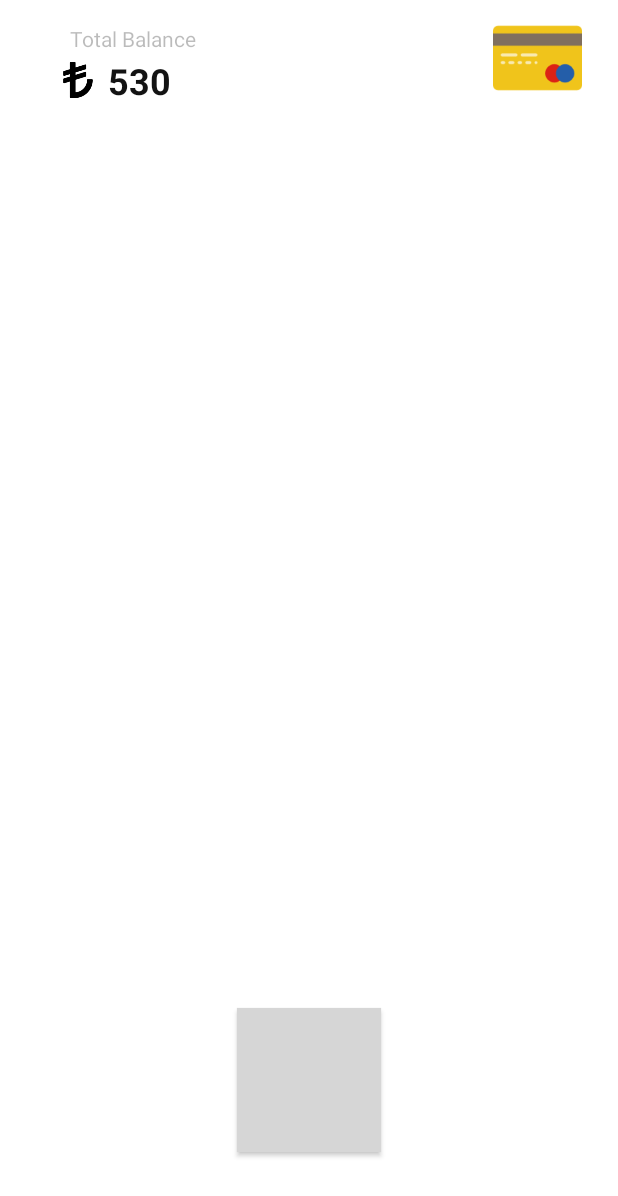
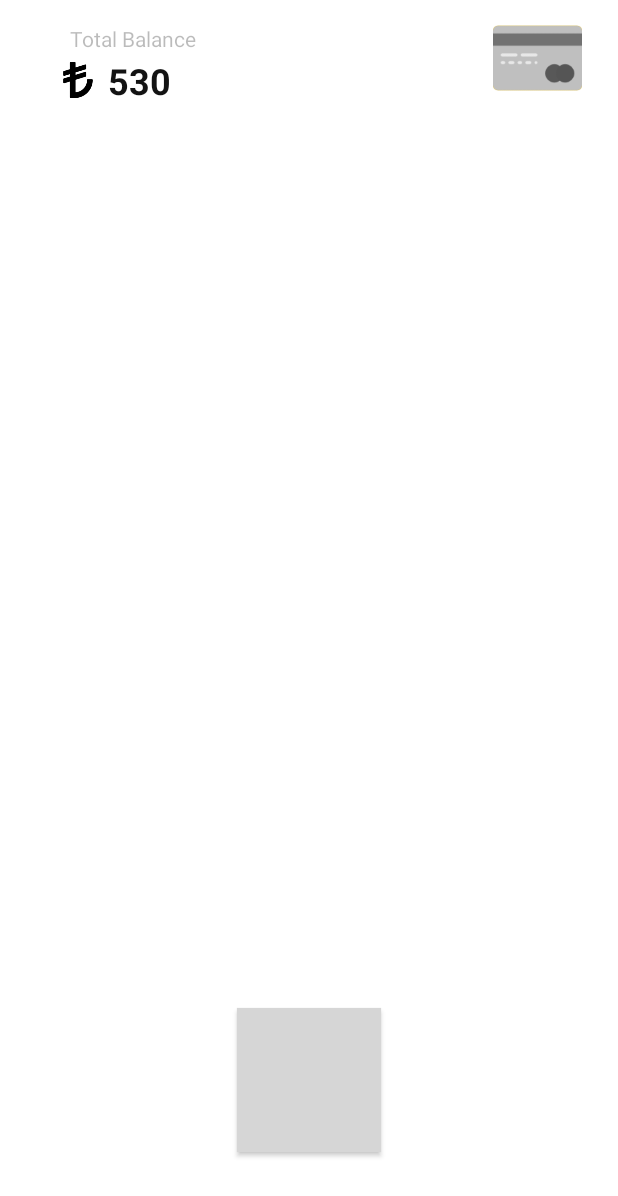
Before and after one commit to AlexanderAmeye/Workmate, an Android app: the layout activity_store.xml on its own in the app's theme, with its tools: preview values and no code run, on a phone screen of 412 x 824 dp. Shown: the top 1196 px of the screen. Run offline under Robolectric (Android 15) with nearby library versions, the light colour scheme and no system bars; network calls fail; grey boxes are pictures that could not be loaded.

Commit message:
Improved NFC functionality

```diff
--- a/app/src/main/res/layout/activity_store.xml
+++ b/app/src/main/res/layout/activity_store.xml
@@ -25,7 +25,7 @@
         app:layout_constraintEnd_toEndOf="parent"
         app:layout_constraintHorizontal_bias="0.0"
         app:layout_constraintStart_toStartOf="parent"
-        app:layout_constraintTop_toBottomOf="@+id/imageView6">
+        app:layout_constraintTop_toBottomOf="@+id/card_active">
 
     </android.support.v4.view.ViewPager>
 
@@ -54,7 +54,7 @@
         app:layout_constraintTop_toTopOf="parent" />
 
     <ImageView
-        android:id="@+id/imageView6"
+        android:id="@+id/card_active"
         android:layout_width="59dp"
         android:layout_height="69dp"
         android:layout_marginStart="8dp"
@@ -65,6 +65,19 @@
         app:layout_constraintStart_toEndOf="@+id/textView6"
         app:layout_constraintTop_toTopOf="parent"
         app:srcCompat="@drawable/card" />
+
+    <ImageView
+        android:id="@+id/card_inactive"
+        android:layout_width="59dp"
+        android:layout_height="69dp"
+        android:layout_marginStart="8dp"
+        android:layout_marginTop="4dp"
+        android:layout_marginEnd="24dp"
+        app:layout_constraintEnd_toEndOf="parent"
+        app:layout_constraintHorizontal_bias="1.0"
+        app:layout_constraintStart_toEndOf="@+id/textView6"
+        app:layout_constraintTop_toTopOf="parent"
+        app:srcCompat="@drawable/card_grey" />
 
     <TextView
         android:id="@+id/total_balance"
--- a/app/src/main/res/layout/fragment_reward.xml
+++ b/app/src/main/res/layout/fragment_reward.xml
@@ -91,7 +91,7 @@
                     android:layout_width="wrap_content"
                     android:layout_height="wrap_content"
                     android:layout_alignStart="@+id/price"
-                    android:layout_marginStart="2dp"
+                    android:layout_marginStart="8dp"
                     android:layout_marginTop="8dp"
                     android:layout_marginEnd="8dp"
                     android:layout_marginBottom="2dp"
```
Also changed, not shown: app/src/main/java/me/example/paul/Activities/LoginActivity.java (+4 -5 lines), app/src/main/java/me/example/paul/Activities/RewardsActivity.java (+73 -29 lines), app/src/main/res/drawable/card_grey.png (added).
